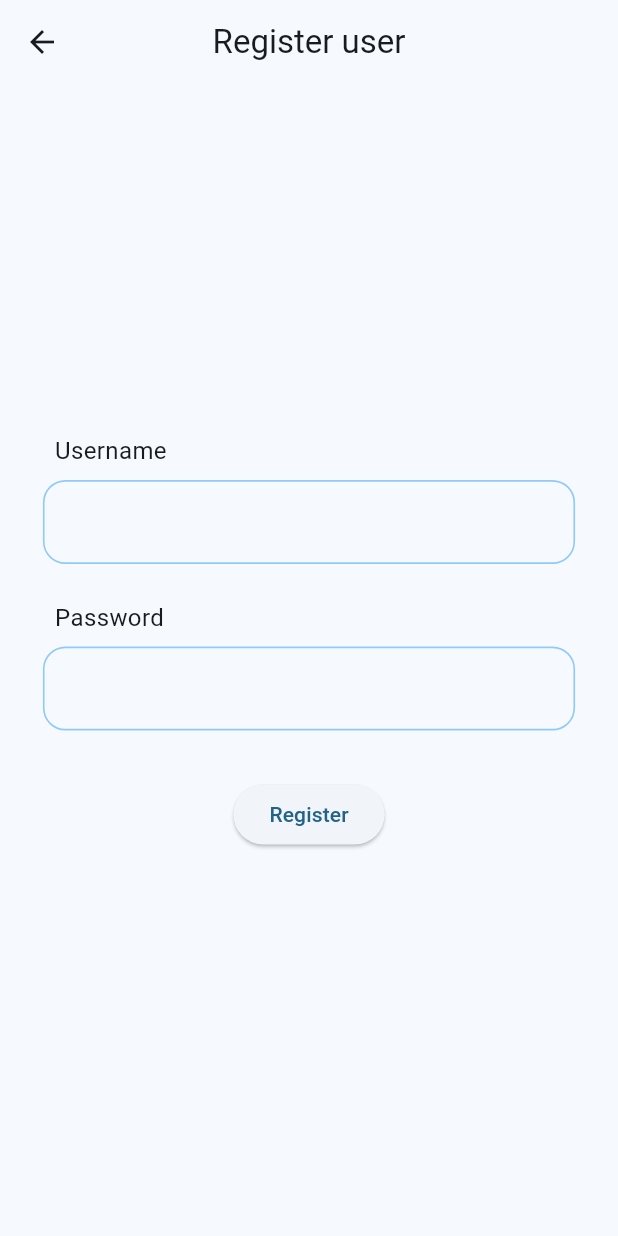
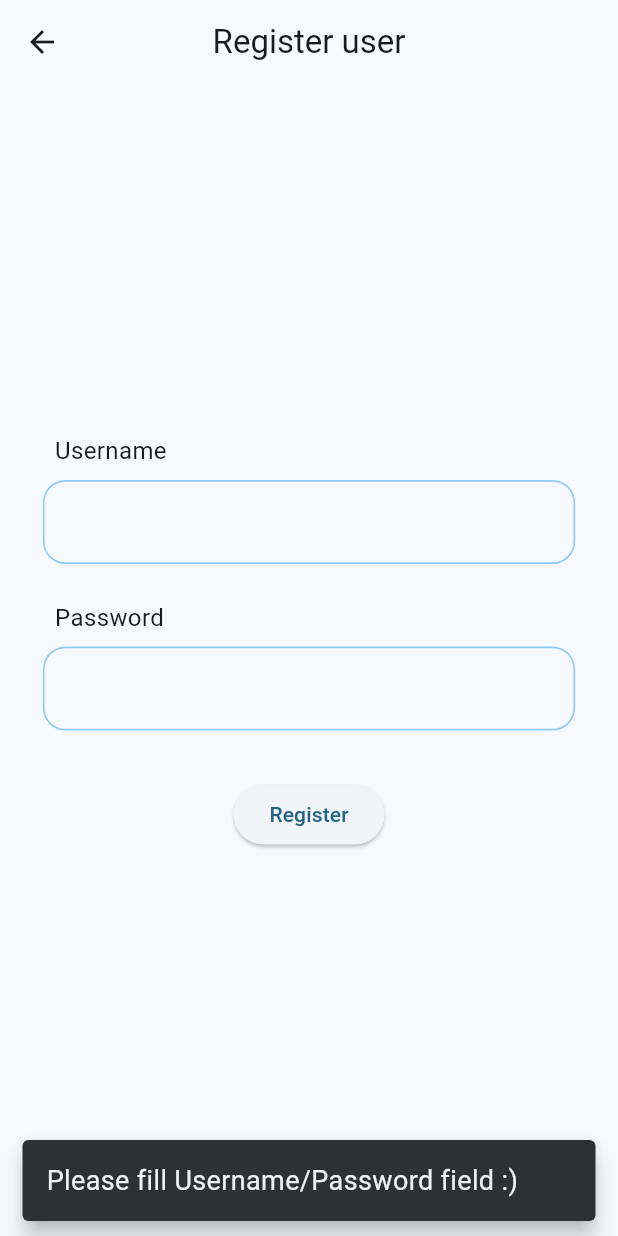
Before and after one commit to Yusuf-ASM/lebaladna_app, a Flutter app: the RegisterUserPage screen opened directly, after a tap on "Register", on a phone screen of 412 x 824 dp. Run offline on Flutter 3.47's test engine with Material 3 defaults, Android fonts, the phone set to English and light mode, and no system bars; our stand-ins replace dio, hive, hive_flutter, lottie, percent_indicator; accounts and stored records are empty.

Commit message:
register user is done

```diff
--- a/frontend/lib/pages/home_page.dart
+++ b/frontend/lib/pages/home_page.dart
@@ -296,7 +296,7 @@ Drawer drawer(BuildContext context) {
                 pressFunction: () {
                   Navigator.of(context).push(
                     CupertinoPageRoute(
-                      builder: (context) => const RegisterUserPage(),
+                      builder: (context) => RegisterUserPage(),
                     ),
                   );
                 },
--- a/frontend/lib/pages/login_page.dart
+++ b/frontend/lib/pages/login_page.dart
@@ -6,10 +6,10 @@ import '../components/auth/text_field.dart';
 import 'pages_backend/login.dart';
 
 class LoginPage extends StatelessWidget {
-  LoginPage({super.key});
-
   final username = TextEditingController();
   final password = TextEditingController();
+
+  LoginPage({super.key});
 
   @override
   Widget build(BuildContext context) {
--- /dev/null
+++ b/frontend/lib/pages/pages_backend/register_user.dart
@@ -0,0 +1,30 @@
+import 'package:flutter/material.dart';
+import 'package:lebaladna/backend/text.dart';
+
+import '../../backend/api.dart';
+import '../../components/shared_components.dart';
+
+Future<void> registerUserButton({
+  required String name,
+  required String password,
+  required BuildContext context,
+}) async {
+  FocusScope.of(context).unfocus();
+  name = name.trim().toLowerCase();
+
+  if (name.isNotEmpty && password.isNotEmpty) {
+    loadingIndicatorDialog(context);
+    final response = await registerUser({"name": name, "password": password});
+    if (context.mounted) {
+      Navigator.of(context).pop();
+      print(response);
+      if (response[0] == 200) {
+        snackBar("Done :)", context);
+      } else {
+        snackBar(response[1], context);
+      }
+    }
+  } else {
+    snackBar(textFillUsernamePassword, context);
+  }
+}
--- a/frontend/lib/pages/register/register_user.dart
+++ b/frontend/lib/pages/register/register_user.dart
@@ -2,14 +2,19 @@ import 'package:flutter/material.dart';
 import 'package:lebaladna/backend/text.dart';
 import 'package:lebaladna/components/shared_components.dart';
 
+import '../pages_backend/register_user.dart';
+
 class RegisterUserPage extends StatelessWidget {
-  const RegisterUserPage({super.key});
+  final username = TextEditingController();
+  final password = TextEditingController();
+
+  RegisterUserPage({super.key});
+
   @override
   Widget build(BuildContext context) {
-    final username = TextEditingController();
-    final password = TextEditingController();
     final width = MediaQuery.of(context).size.width;
     double maxWidth = width * 0.9;
+
     return SafeArea(
       child: Scaffold(
         appBar: AppBar(title: const Text(textRegisterUser), centerTitle: true),
@@ -26,13 +31,21 @@ class RegisterUserPage extends StatelessWidget {
                 ),
                 FormTextField(
                   controller: password,
-                  onSubmitted: () => {},
+                  onSubmitted: () => registerUserButton(
+                    context: context,
+                    name: username.text,
+                    password: password.text,
+                  ),
                   labelText: textPassword,
                 ),
                 Padding(
                   padding: const EdgeInsets.only(top: 16, bottom: 32),
                   child: ElevatedButton(
-                    onPressed: () {},
+                    onPressed: () => registerUserButton(
+                      context: context,
+                      name: username.text,
+                      password: password.text,
+                    ),
                     child: const Text(textRegister),
                   ),
                 )
```
Also changed, not shown: frontend/lib/backend/api.dart (+19 -0 lines), 2 other files.
